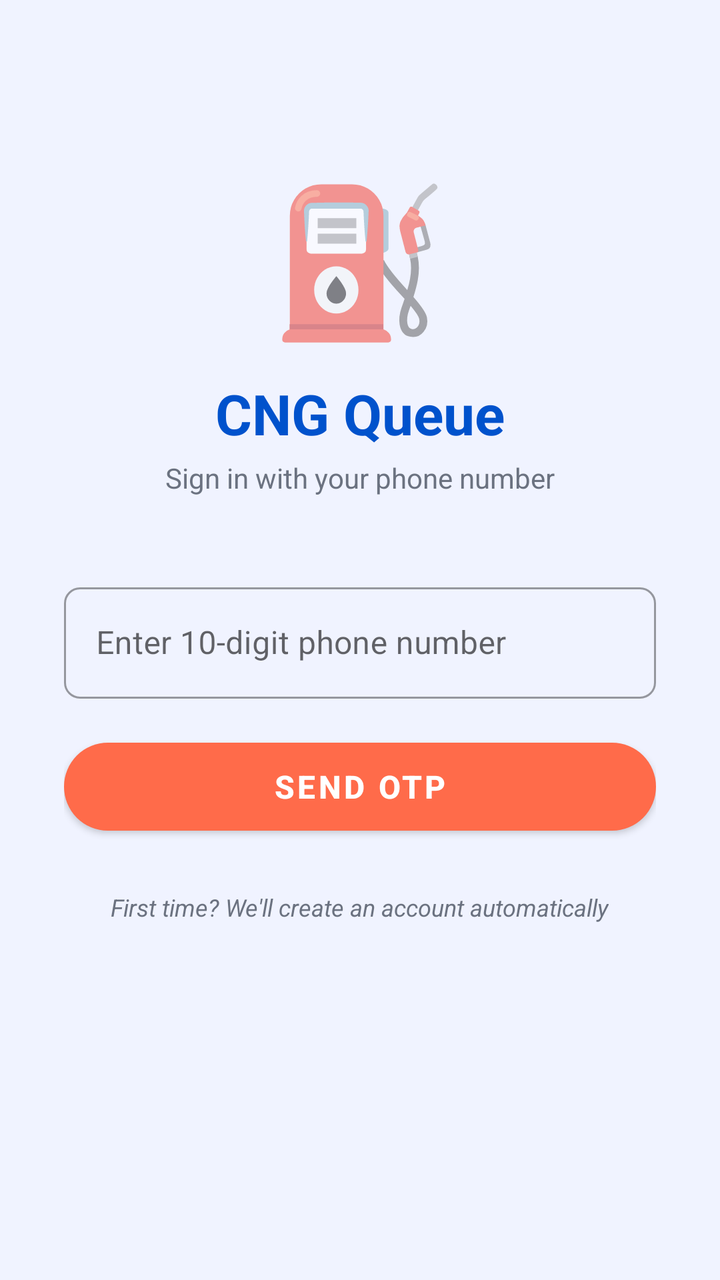
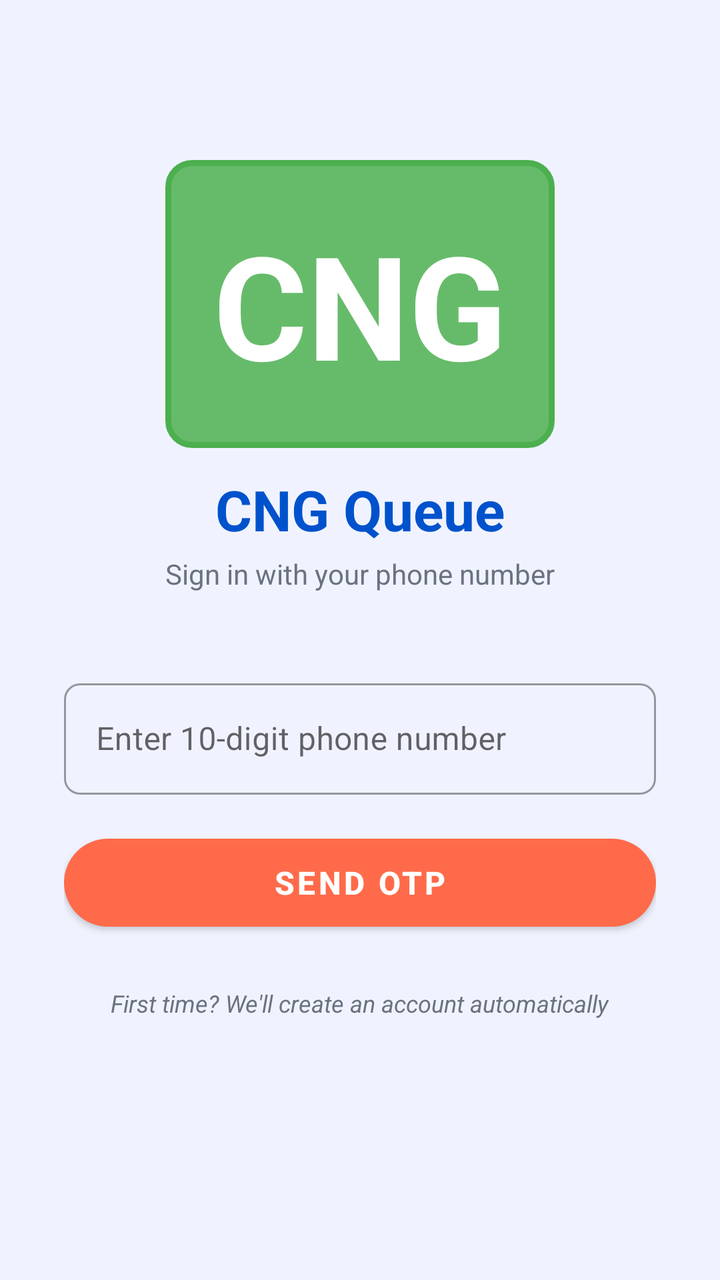

Compare the two renders of this Android layout. The source of the first and the diff that turns it into the second are given below.
<!-- AndroidManifest.xml: application theme Theme.FuelQueue -->
<!-- res/layout/fragment_login.xml -->
<?xml version="1.0" encoding="utf-8"?>
<ScrollView xmlns:android="http://schemas.android.com/apk/res/android"
    xmlns:app="http://schemas.android.com/apk/res-auto"
    android:layout_width="match_parent"
    android:layout_height="match_parent"
    android:background="@color/background"
    android:fillViewport="true">

    <LinearLayout
        android:layout_width="match_parent"
        android:layout_height="wrap_content"
        android:gravity="center_horizontal"
        android:orientation="vertical"
        android:padding="32dp">

        
        <TextView
            android:layout_width="wrap_content"
            android:layout_height="wrap_content"
            android:layout_marginTop="48dp"
            android:text="⛽"
            android:textSize="72sp" />

        <TextView
            android:layout_width="wrap_content"
            android:layout_height="wrap_content"
            android:layout_marginTop="12dp"
            android:text="CNG Queue"
            android:textColor="@color/colorPrimary"
            android:textSize="28sp"
            android:textStyle="bold" />

        <TextView
            android:layout_width="wrap_content"
            android:layout_height="wrap_content"
            android:layout_marginTop="4dp"
            android:layout_marginBottom="40dp"
            android:text="Sign in with your phone number"
            android:textColor="@color/text_secondary"
            android:textSize="14sp" />

        
        <com.google.android.material.textfield.TextInputLayout
            android:layout_width="match_parent"
            android:layout_height="wrap_content"
            android:layout_marginBottom="16dp"
            android:hint="Enter 10-digit phone number"
            style="@style/Widget.MaterialComponents.TextInputLayout.OutlinedBox">

            <com.google.android.material.textfield.TextInputEditText
                android:id="@+id/et_phone_number"
                android:layout_width="match_parent"
                android:layout_height="wrap_content"
                android:inputType="phone"
                android:imeOptions="actionNext" />
        </com.google.android.material.textfield.TextInputLayout>

        
        <com.google.android.material.button.MaterialButton
            android:id="@+id/btn_send_otp"
            android:layout_width="match_parent"
            android:layout_height="56dp"
            android:text="Send OTP"
            android:textSize="16sp"
            android:textStyle="bold"
            android:textColor="@color/white"
            app:cornerRadius="28dp"
            app:backgroundTint="@color/colorAccent" />

        
        <LinearLayout
            android:id="@+id/otp_section"
            android:layout_width="match_parent"
            android:layout_height="wrap_content"
            android:orientation="vertical"
            android:layout_marginTop="24dp"
            android:visibility="gone">

            <TextView
                android:layout_width="wrap_content"
                android:layout_height="wrap_content"
                android:text="Enter OTP sent to your phone"
                android:textColor="@color/text_secondary"
                android:textSize="13sp"
                android:layout_marginBottom="12dp" />

            
            <com.google.android.material.textfield.TextInputLayout
                android:layout_width="match_parent"
                android:layout_height="wrap_content"
                android:layout_marginBottom="16dp"
                android:hint="Enter 6-digit OTP"
                style="@style/Widget.MaterialComponents.TextInputLayout.OutlinedBox">

                <com.google.android.material.textfield.TextInputEditText
                    android:id="@+id/et_otp"
                    android:layout_width="match_parent"
                    android:layout_height="wrap_content"
                    android:inputType="number"
                    android:maxLength="6"
                    android:imeOptions="actionDone"
                    android:textAlignment="center"
                    android:textSize="20sp"
                    android:letterSpacing="0.1" />
            </com.google.android.material.textfield.TextInputLayout>

            
            <TextView
                android:id="@+id/tv_otp_timer"
                android:layout_width="wrap_content"
                android:layout_height="wrap_content"
                android:text="OTP expires in 10:00"
                android:textColor="@color/colorPrimary"
                android:textSize="12sp"
                android:layout_marginBottom="16dp" />

             
             <com.google.android.material.button.MaterialButton
                 android:id="@+id/btn_verify_otp"
                 android:layout_width="match_parent"
                 android:layout_height="56dp"
                 android:text="Verify OTP"
                 android:textSize="16sp"
                 android:textStyle="bold"
                 android:textColor="@color/white"
                 app:cornerRadius="28dp"
                 app:backgroundTint="@color/colorAccent" />

             
             <com.google.android.material.button.MaterialButton
                 android:id="@+id/btn_resend_otp"
                 android:layout_width="match_parent"
                 android:layout_height="48dp"
                 android:layout_marginTop="12dp"
                 android:text="Resend OTP"
                 android:textSize="14sp"
                 style="@style/Widget.MaterialComponents.Button.OutlinedButton"
                 app:cornerRadius="24dp"
                 app:strokeColor="@color/colorPrimary"
                 app:strokeWidth="2dp" />
        </LinearLayout>

        
        <ProgressBar
            android:id="@+id/progress_bar"
            android:layout_width="wrap_content"
            android:layout_height="wrap_content"
            android:layout_marginTop="12dp"
            android:visibility="gone" />

        
        <TextView
            android:id="@+id/tv_info_text"
            android:layout_width="wrap_content"
            android:layout_height="wrap_content"
            android:layout_marginTop="24dp"
            android:text="First time? We'll create an account automatically"
            android:textColor="@color/text_secondary"
            android:textSize="12sp"
            android:textStyle="italic" />

    </LinearLayout>
</ScrollView>
<!-- resources referenced by this layout -->
<resources>
  <color name="background">#F0F3FF</color>
  <color name="colorAccent">#FF6B4A</color>
  <color name="colorPrimary">#0052CC</color>
  <color name="text_secondary">#6B7280</color>
  <color name="white">#FFFFFF</color>
  <style name="Theme.FuelQueue" parent="Theme.MaterialComponents.DayNight.NoActionBar">
          <item name="colorPrimary">@color/colorPrimary</item>
          <item name="colorPrimaryVariant">@color/colorPrimaryDark</item>
          <item name="colorSecondary">@color/colorAccent</item>
          <item name="colorTertiary">@color/colorTeal</item>
          <item name="android:colorBackground">@color/background</item>
          <item name="android:statusBarColor">@color/colorPrimary</item>
          <item name="android:windowBackground">@color/background</item>
          <item name="android:textColorPrimary">@color/text_primary</item>
          <item name="android:textColorSecondary">@color/text_secondary</item>
          <item name="windowActionBar">false</item>
          <item name="windowNoTitle">true</item>
          <item name="windowActionBarOverlay">false</item>
          
          <item name="shapeAppearanceSmallComponent">@style/ShapeAppearance.FuelQueue.SmallComponent</item>
          <item name="shapeAppearanceMediumComponent">@style/ShapeAppearance.FuelQueue.MediumComponent</item>
          <item name="shapeAppearanceLargeComponent">@style/ShapeAppearance.FuelQueue.LargeComponent</item>
      </style>
  <color name="colorPrimaryDark">#003A99</color>
  <color name="colorTeal">#1DB584</color>
  <color name="text_primary">#1A1A2E</color>
  <style name="ShapeAppearance.FuelQueue.SmallComponent" parent="ShapeAppearance.MaterialComponents.SmallComponent">
          <item name="cornerFamily">rounded</item>
          <item name="cornerSize">8dp</item>
      </style>
  <style name="ShapeAppearance.FuelQueue.MediumComponent" parent="ShapeAppearance.MaterialComponents.MediumComponent">
          <item name="cornerFamily">rounded</item>
          <item name="cornerSize">12dp</item>
      </style>
  <style name="ShapeAppearance.FuelQueue.LargeComponent" parent="ShapeAppearance.MaterialComponents.LargeComponent">
          <item name="cornerFamily">rounded</item>
          <item name="cornerSize">28dp</item>
      </style>
</resources>

<!-- the commit's change to res/layout/fragment_login.xml (unified diff, before → after) -->
@@ -18,8 +18,14 @@
             android:layout_width="wrap_content"
             android:layout_height="wrap_content"
             android:layout_marginTop="48dp"
-            android:text="⛽"
-            android:textSize="72sp" />
+            android:text="CNG"
+            android:textSize="72sp"
+            android:textStyle="bold"
+            android:textColor="@color/white"
+            android:background="@drawable/cng_logo_background"
+            android:gravity="center"
+            android:padding="24dp"
+            android:lineHeight="72sp" />
 
         <TextView
             android:layout_width="wrap_content"
<!-- resource entries referenced after the edit -->
@@ -5,6 +5,14 @@
   <color name="colorPrimary">#0052CC</color>
   <color name="text_secondary">#6B7280</color>
   <color name="white">#FFFFFF</color>
+  <!-- drawable cng_logo_background (drawable) -->
+  <?xml version="1.0" encoding="utf-8"?>
+  <shape xmlns:android="http://schemas.android.com/apk/res/android"
+      android:shape="rectangle">
+      <solid android:color="#66BB6A" />
+      <corners android:radius="12dp" />
+      <stroke android:color="#4CAF50" android:width="3dp" />
+  </shape>
   <style name="Theme.FuelQueue" parent="Theme.MaterialComponents.DayNight.NoActionBar">
           <item name="colorPrimary">@color/colorPrimary</item>
           <item name="colorPrimaryVariant">@color/colorPrimaryDark</item>
